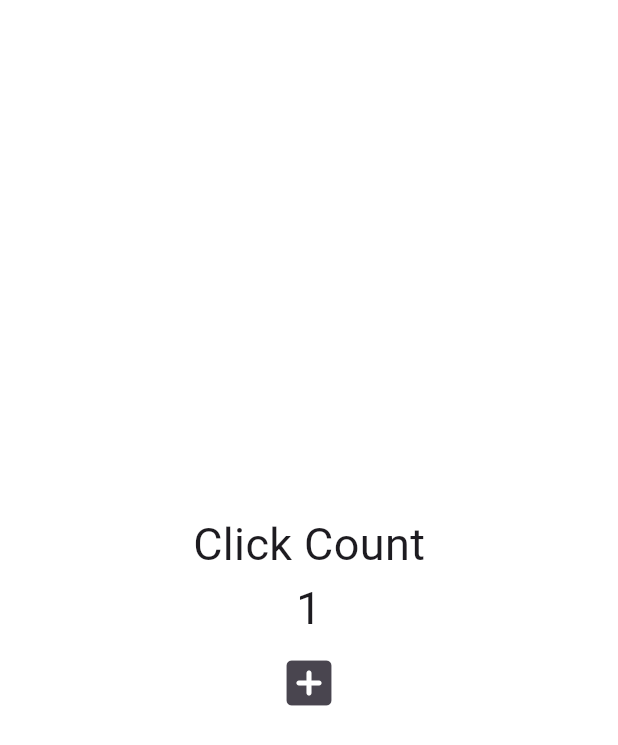
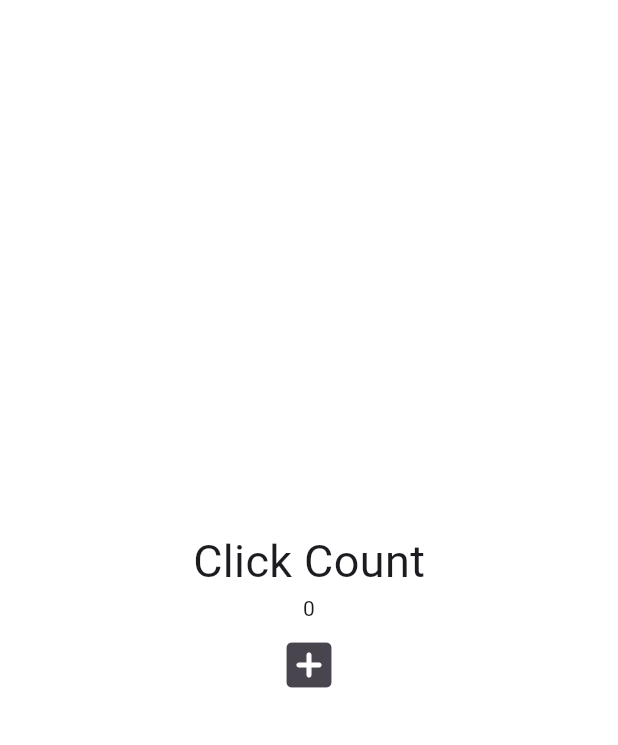
Before and after one commit to ghi512/toonflix, a Flutter app: the screen it shows after launch, after a tap on the "add box" icon, on a phone screen of 412 x 824 dp. Shown: the top 745 px of the screen. Run offline on Flutter 3.47's test engine with Material 3 defaults, Android fonts, the phone set to English and light mode, and no system bars.

Commit message:
#4 - Recap

```diff
--- a/lib/main.dart
+++ b/lib/main.dart
@@ -12,11 +12,11 @@ class MyApp extends StatefulWidget {
 }
 
 class _MyAppState extends State<MyApp> {
-  int counter = 0;
+  List<int> numbers = [];
 
   void onClicked() {
     setState(() {
-      counter += 1;
+      numbers.add(numbers.length);
     });
   }
 
@@ -30,7 +30,7 @@ class _MyAppState extends State<MyApp> {
             mainAxisAlignment: MainAxisAlignment.center,
             children: [
               Text('Click Count', style: TextStyle(fontSize: 30)),
-              Text('$counter', style: TextStyle(fontSize: 30)),
+              for (var n in numbers) Text('$n'),
               IconButton(
                 iconSize: 40,
                 onPressed: onClicked,
```
